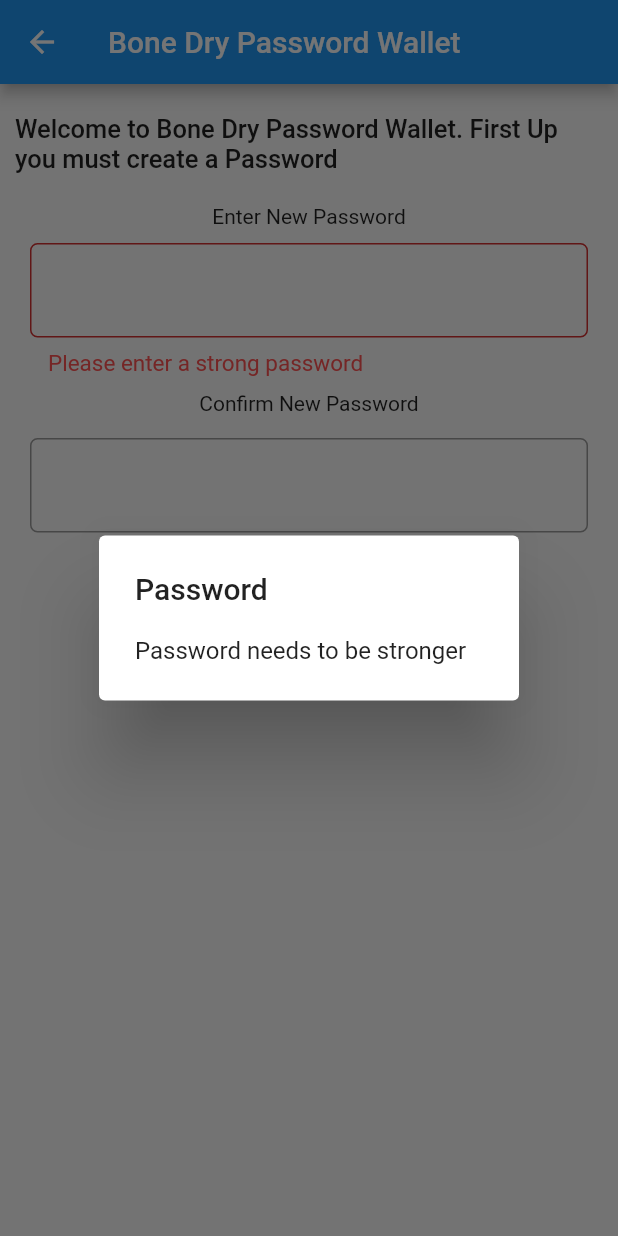
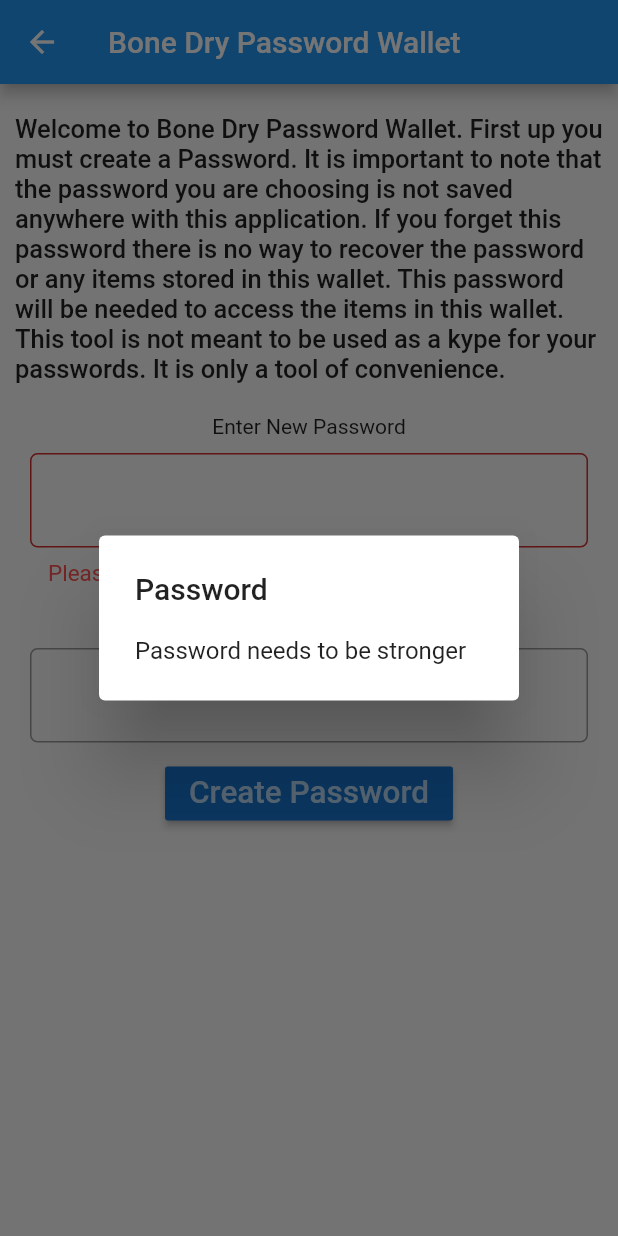
Before and after one commit to intelzombi/flutter_bone, a Flutter app: the screen it shows after launch, after a tap on "Create Password", on a phone screen of 412 x 824 dp. Run offline on Flutter 3.47's test engine with Material 2 defaults, Android fonts, the phone set to English and light mode, and no system bars; our stand-ins replace sqflite; missing offline and left inert: wc_form_validators; accounts and stored records are empty.

Commit message:
modularize Method Channel calls to channels package to clean up classes continued

```diff
--- a/lib/screens/create_password.dart
+++ b/lib/screens/create_password.dart
@@ -21,26 +21,16 @@ class _CreatePasswordState extends State<CreatePassword> {
   TextEditingController passwordController = TextEditingController();
 
   // local state variables
-  String _initialWelcomeMessage = "Welcome to Bone Dry Password Wallet. "
-      "The first step is to create a password.  This will be the only password you have to remember."
-      "Make is Strong.  No Spaces.  Recommendations include a minimum of 10 characters, at least one of each of the following:"
-      "an uppercase character, a number, and a special character. "
-      "Heeding the recommendation is up to you.  Your password is yours to choose.  "
-      "Disclaimer;  This software is not meant as a sole repository for passwords.  Your password is never saved anywhere in this application. "
-      "If you forget you password there is no "
-      "ability to recover your wallet items.  They will be lost.  Always keep a copy of your passwords in a safe secure place.  "
-      "This software is a convienience application only.  It is meant to be able to give you an easy way to store and retrieve all of "
-      "your passwords and only having to remember one password.  The one you are about to choose.  It bears repeating; If you forget "
-      "your password there is no way to retrieve the data.  Back your passwords up.  This application should not be used as your only "
-      "way to remeber your passwords. Use the software at your own risk";
+  String _welcomeMessage =
+      "Welcome to Bone Dry Password Wallet. First up you must create a Password. It is important to note that the password you " +
+      "are choosing is not saved anywhere with this application. If you forget this password there is no way to recover the " +
+      "password or any items stored " +
+      "in this wallet. This password will be needed to access the items in this wallet. This tool is not meant to be used as a kype " +
+      "for your passwords. It is only a tool of convenience.";
 
-  String _welcomeMessage =
-      "Welcome to Bone Dry Password Wallet. First Up you must create a Password";
   String _acknowledgementMessage = "CreatePassword Successful";
   String _updateAcknowledgementMessage = "Password Update Successful";
   String _password = "";
-
-  bool _welcomeAcknowledged = false;
   DatabaseHelper databaseHelper = DatabaseHelper();
   List<SaltPepperItem> _saltPepperItemList;
   int spCount = 0;
@@ -78,9 +68,7 @@ class _CreatePasswordState extends State<CreatePassword> {
                 Padding(
                   padding: EdgeInsets.only(top: 5.0, bottom: 5.0),
                   child: Text(
-                    _welcomeAcknowledged
-                        ? _initialWelcomeMessage
-                        : _welcomeMessage,
+                    _welcomeMessage,
                     textScaleFactor: .85,
                     style: textStyle,
                     softWrap: true,
@@ -119,14 +107,14 @@ class _CreatePasswordState extends State<CreatePassword> {
   void _getSaltPepper() async {
     final Future<Database> dbFuture = databaseHelper.initializeDatabase();
     dbFuture.then((database) {
-      Future<int> count = _getSaltPepperCount(context);
+      Future<int> count = _getSaltPepperCount();
       count.then((cnt) {
         if (cnt == 0) {
           Future<Uint8List> futureSalt = CypherChannel.generateSalt(saltSetState);
           futureSalt.then((salt) {
             Future<Uint8List> futurePepper = CypherChannel.generatePepper(pepperSetState);
             futurePepper.then((pepper) {
-              _insertSaltPepper(context,
+              _insertSaltPepper(
                   new SaltPepperItem(SaltPepper.salt, SaltPepper.pepper));
             });
           });
@@ -150,14 +138,14 @@ class _CreatePasswordState extends State<CreatePassword> {
   void _generateSaltPepper() async {
     final Future<Database> dbFuture = databaseHelper.initializeDatabase();
     dbFuture.then((database) {
-      Future<int> count = _getSaltPepperCount(context);
+      Future<int> count = _getSaltPepperCount();
       count.then((cnt) {
         if (cnt == 0) {
           Future<Uint8List> futureSalt = CypherChannel.generateSalt(saltSetState);
           futureSalt.then((salt) {
             Future<Uint8List> futurePepper = CypherChannel.generatePepper(pepperSetState);
             futurePepper.then((pepper) {
-              _insertSaltPepper(context,
+              _insertSaltPepper(
                   new SaltPepperItem(SaltPepper.salt, SaltPepper.pepper));
             });
           });
@@ -166,7 +154,7 @@ class _CreatePasswordState extends State<CreatePassword> {
           futureSalt.then((salt) {
             Future<Uint8List> futurePepper = CypherChannel.generatePepper(pepperSetState);
             futurePepper.then((pepper) {
-              _updateSaltPepper(context,
+              _updateSaltPepper(
                   new SaltPepperItem(SaltPepper.salt, SaltPepper.pepper));
             });
           });
@@ -175,25 +163,15 @@ class _CreatePasswordState extends State<CreatePassword> {
     });
   }
 
-  void _showAlertDialog(String lockerName, String message) {
-    AlertDialog alertDialog = AlertDialog(
-      title: Text(lockerName),
-      content: Text(message),
-    );
-    showDialog(context: context, builder: (_) => alertDialog);
-  }
-
-  void _insertSaltPepper(
-      BuildContext context, SaltPepperItem saltPepperItem) async {
+  void _insertSaltPepper(SaltPepperItem saltPepperItem) async {
     int result = await databaseHelper.insertSaltPepperItem(saltPepperItem);
   }
 
-  void _updateSaltPepper(
-      BuildContext context, SaltPepperItem saltPepperItem) async {
+  void _updateSaltPepper(SaltPepperItem saltPepperItem) async {
     int result = await databaseHelper.updateSaltPepperItem(saltPepperItem);
   }
 
-  Future<int> _getSaltPepperCount(BuildContext context) async {
+  Future<int> _getSaltPepperCount() async {
     int result = await databaseHelper.getSaltPepperCount();
     return result;
   }
```
